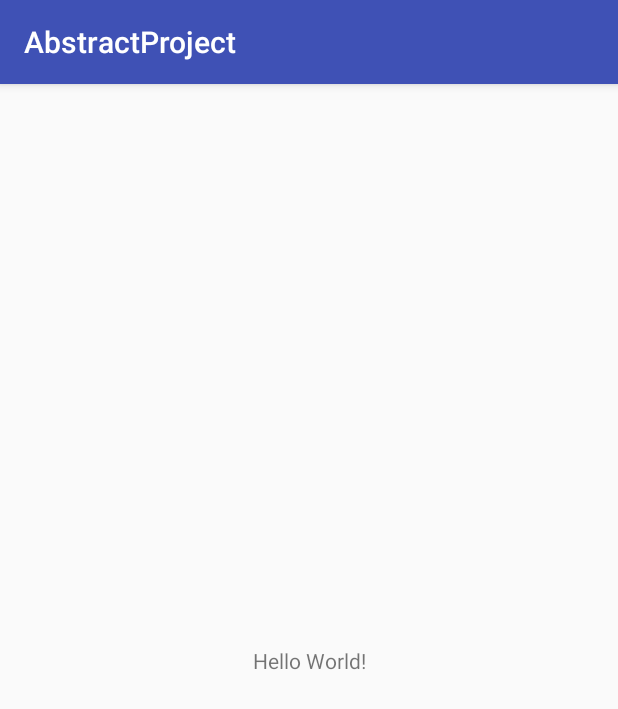
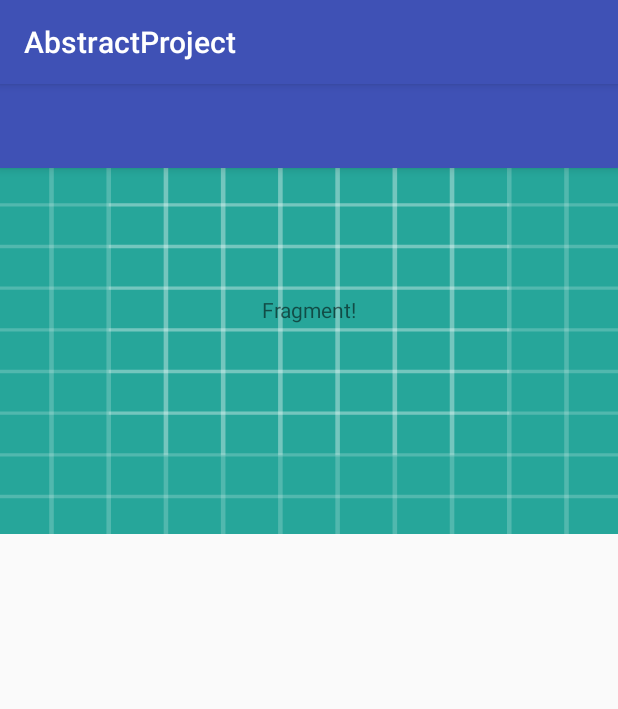
Before and after one commit to AaronBl/class-Abstract-and-Fragments, an Android app: the screen it shows after launch (MainActivity), on a phone screen of 412 x 824 dp. Shown: the top 709 px of the screen. Run offline under Robolectric (Android 15) with nearby library versions, the phone set to English and light mode, and no system bars.

Commit message:
"primer fragemnto"

```diff
--- a/app/build.gradle
+++ b/app/build.gradle
@@ -22,6 +22,7 @@ dependencies {
     implementation fileTree(dir: 'libs', include: ['*.jar'])
     implementation 'com.android.support:appcompat-v7:26.1.0'
     implementation 'com.android.support.constraint:constraint-layout:1.0.2'
+    implementation 'com.android.support:design:26.1.0'
     testImplementation 'junit:junit:4.12'
     androidTestImplementation 'com.android.support.test:runner:1.0.1'
     androidTestImplementation 'com.android.support.test.espresso:espresso-core:3.0.1'
--- a/app/src/main/AndroidManifest.xml
+++ b/app/src/main/AndroidManifest.xml
@@ -9,13 +9,21 @@
         android:roundIcon="@mipmap/ic_launcher_round"
         android:supportsRtl="true"
         android:theme="@style/AppTheme">
-        <activity android:name=".MainActivity">
+        <activity android:name=".activitys.MainActivity">
             <intent-filter>
                 <action android:name="android.intent.action.MAIN" />
 
                 <category android:name="android.intent.category.LAUNCHER" />
             </intent-filter>
         </activity>
+        <activity
+            android:name=".bases.BaseActivity"
+            android:label="@string/title_activity_base"
+            android:theme="@style/AppTheme.NoActionBar" />
+        <activity
+            android:name=".bases.FragmentActivity"
+            android:label="@string/title_activity_fragment"
+            android:theme="@style/AppTheme.NoActionBar"></activity>
     </application>
 
 </manifest>
--- a/app/src/main/java/com/example/dbenitez/abstractproject/MainActivity.java
+++ /dev/null
@@ -1,13 +0,0 @@
-package com.example.dbenitez.abstractproject;
-
-import android.support.v7.app.AppCompatActivity;
-import android.os.Bundle;
-
-public class MainActivity extends AppCompatActivity {
-
-    @Override
-    protected void onCreate(Bundle savedInstanceState) {
-        super.onCreate(savedInstanceState);
-        setContentView(R.layout.activity_main);
-    }
-}
--- /dev/null
+++ b/app/src/main/java/com/example/dbenitez/abstractproject/activitys/MainActivity.java
@@ -0,0 +1,22 @@
+package com.example.dbenitez.abstractproject.activitys;
+
+import android.os.Bundle;
+
+import com.example.dbenitez.abstractproject.R;
+import com.example.dbenitez.abstractproject.bases.BaseActivity;
+import com.example.dbenitez.abstractproject.fragments.MainFragment;
+
+public class MainActivity extends BaseActivity {
+
+    @Override
+    protected void onCreate(Bundle savedInstanceState) {
+        super.onCreate(savedInstanceState);
+        setContentView(R.layout.activity_base);
+
+        getSupportFragmentManager()
+                .beginTransaction()
+                .replace(R.id.fragment_base,new MainFragment())
+                .commit();
+
+    }
+}
--- /dev/null
+++ b/app/src/main/java/com/example/dbenitez/abstractproject/bases/BaseActivity.java
@@ -0,0 +1,20 @@
+package com.example.dbenitez.abstractproject.bases;
+
+import android.os.Bundle;
+import android.support.design.widget.FloatingActionButton;
+import android.support.design.widget.Snackbar;
+import android.support.v7.app.AppCompatActivity;
+import android.support.v7.widget.Toolbar;
+import android.view.View;
+
+import com.example.dbenitez.abstractproject.R;
+
+public class BaseActivity extends AppCompatActivity {
+
+    @Override
+    protected void onCreate(Bundle savedInstanceState) {
+        super.onCreate(savedInstanceState);
+        setContentView(R.layout.activity_base);
+    }
+
+}
--- /dev/null
+++ b/app/src/main/java/com/example/dbenitez/abstractproject/bases/FragmentActivity.java
@@ -0,0 +1,24 @@
+package com.example.dbenitez.abstractproject.bases;
+
+import android.content.SharedPreferences;
+import android.os.Bundle;
+import android.support.annotation.Nullable;
+import android.support.design.widget.FloatingActionButton;
+import android.support.design.widget.Snackbar;
+import android.support.v4.app.Fragment;
+import android.support.v7.app.AppCompatActivity;
+import android.support.v7.widget.Toolbar;
+import android.view.View;
+
+import com.example.dbenitez.abstractproject.R;
+
+public class FragmentActivity extends Fragment {
+
+    SharedPreferences sharedPreferences;
+    @Override
+    public void onViewCreated(View view, @Nullable Bundle savedInstanceState) {
+        super.onViewCreated(view, savedInstanceState);
+
+
+    }
+}
--- /dev/null
+++ b/app/src/main/java/com/example/dbenitez/abstractproject/fragments/MainFragment.java
@@ -0,0 +1,30 @@
+package com.example.dbenitez.abstractproject.fragments;
+
+import android.os.Bundle;
+import android.support.annotation.Nullable;
+import android.view.LayoutInflater;
+import android.view.View;
+import android.view.ViewGroup;
+
+import com.example.dbenitez.abstractproject.R;
+import com.example.dbenitez.abstractproject.bases.FragmentActivity;
+
+/**
+ * Created by abautista on 3/13/2018.
+ */
+
+public class MainFragment extends FragmentActivity {
+    @Nullable
+    @Override
+    public View onCreateView(LayoutInflater inflater, @Nullable ViewGroup container, @Nullable Bundle savedInstanceState) {
+     super.onCreateView(inflater, container, savedInstanceState);
+        View view = inflater.inflate(R.layout.fragment_main,container,false);
+        return view;
+
+    }
+
+    @Override
+    public void onViewCreated(View view, @Nullable Bundle savedInstanceState) {
+        super.onViewCreated(view, savedInstanceState);
+    }
+}
--- /dev/null
+++ b/app/src/main/res/layout/activity_base.xml
@@ -0,0 +1,30 @@
+<?xml version="1.0" encoding="utf-8"?>
+<android.support.design.widget.CoordinatorLayout xmlns:android="http://schemas.android.com/apk/res/android"
+    xmlns:app="http://schemas.android.com/apk/res-auto"
+    xmlns:tools="http://schemas.android.com/tools"
+    android:layout_width="match_parent"
+    android:layout_height="match_parent"
+    tools:context="com.example.dbenitez.abstractproject.bases.BaseActivity">
+
+    <android.support.design.widget.AppBarLayout
+        android:layout_width="match_parent"
+        android:layout_height="wrap_content"
+        android:theme="@style/AppTheme.AppBarOverlay">
+
+        <android.support.v7.widget.Toolbar
+            android:id="@+id/toolbar"
+            android:layout_width="match_parent"
+            android:layout_height="?attr/actionBarSize"
+            android:background="?attr/colorPrimary"
+            app:popupTheme="@style/AppTheme.PopupOverlay" />
+    </android.support.design.widget.AppBarLayout>
+
+    <FrameLayout
+        android:id="@+id/fragment_base"
+        android:layout_width="match_parent"
+        android:layout_height="300dp"
+        android:background="@drawable/ic_launcher_background"
+        />
+
+
+</android.support.design.widget.CoordinatorLayout>
--- a/app/src/main/res/layout/activity_main.xml
+++ b/app/src/main/res/layout/fragment_main.xml
@@ -4,12 +4,12 @@
     xmlns:tools="http://schemas.android.com/tools"
     android:layout_width="match_parent"
     android:layout_height="match_parent"
-    tools:context="com.example.dbenitez.abstractproject.MainActivity">
+    tools:context="com.example.dbenitez.abstractproject.activitys.MainActivity">
 
     <TextView
         android:layout_width="wrap_content"
         android:layout_height="wrap_content"
-        android:text="Hello World!"
+        android:text="Fragment!"
         app:layout_constraintBottom_toBottomOf="parent"
         app:layout_constraintLeft_toLeftOf="parent"
         app:layout_constraintRight_toRightOf="parent"
--- /dev/null
+++ b/app/src/main/res/values/dimens.xml
@@ -0,0 +1,3 @@
+<resources>
+    <dimen name="fab_margin">16dp</dimen>
+</resources>
--- a/app/src/main/res/values/strings.xml
+++ b/app/src/main/res/values/strings.xml
@@ -1,3 +1,5 @@
 <resources>
     <string name="app_name">AbstractProject</string>
+    <string name="title_activity_base">BaseActivity</string>
+    <string name="title_activity_fragment">FragmentActivity</string>
 </resources>
--- a/app/src/main/res/values/styles.xml
+++ b/app/src/main/res/values/styles.xml
@@ -8,4 +8,13 @@
         <item name="colorAccent">@color/colorAccent</item>
     </style>
 
+    <style name="AppTheme.NoActionBar">
+        <item name="windowActionBar">false</item>
+        <item name="windowNoTitle">true</item>
+    </style>
+
+    <style name="AppTheme.AppBarOverlay" parent="ThemeOverlay.AppCompat.Dark.ActionBar" />
+
+    <style name="AppTheme.PopupOverlay" parent="ThemeOverlay.AppCompat.Light" />
+
 </resources>
```
